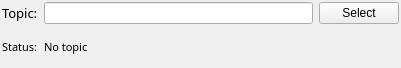
nick-alton/mapviz, file mapviz_plugins/src/attitude_indicator_config.ui: the form before one commit.
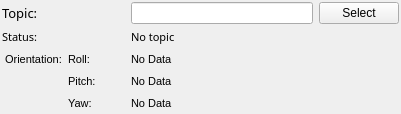
The form after the commit.

Commit message: added a numerical display

```diff
--- a/mapviz_plugins/src/attitude_indicator_config.ui
+++ b/mapviz_plugins/src/attitude_indicator_config.ui
@@ -7,7 +7,7 @@
     <x>0</x>
     <y>0</y>
     <width>401</width>
-    <height>68</height>
+    <height>114</height>
    </rect>
   </property>
   <property name="acceptDrops">
@@ -35,7 +35,20 @@
    <property name="verticalSpacing">
     <number>4</number>
    </property>
-   <item row="4" column="0">
+   <item row="2" column="1">
+    <widget class="QLabel" name="label_3">
+     <property name="font">
+      <font>
+       <family>Sans Serif</family>
+       <pointsize>10</pointsize>
+      </font>
+     </property>
+     <property name="text">
+      <string>Topic:</string>
+     </property>
+    </widget>
+   </item>
+   <item row="4" column="1">
     <widget class="QLabel" name="label_2">
      <property name="font">
       <font>
@@ -48,7 +61,29 @@
      </property>
     </widget>
    </item>
-   <item row="4" column="1" colspan="2">
+   <item row="2" column="6">
+    <widget class="QPushButton" name="selecttopic">
+     <property name="acceptDrops">
+      <bool>false</bool>
+     </property>
+     <property name="text">
+      <string>Select</string>
+     </property>
+    </widget>
+   </item>
+   <item row="10" column="3">
+    <widget class="QLabel" name="pitch">
+     <property name="font">
+      <font>
+       <pointsize>8</pointsize>
+      </font>
+     </property>
+     <property name="text">
+      <string>No Data</string>
+     </property>
+    </widget>
+   </item>
+   <item row="4" column="3" colspan="4">
     <widget class="QLabel" name="status">
      <property name="font">
       <font>
@@ -67,32 +102,81 @@
      </property>
     </widget>
    </item>
-   <item row="2" column="0">
-    <widget class="QLabel" name="label_3">
+   <item row="9" column="1">
+    <widget class="QLabel" name="label">
      <property name="font">
       <font>
-       <family>Sans Serif</family>
-       <pointsize>10</pointsize>
+       <pointsize>8</pointsize>
       </font>
      </property>
      <property name="text">
-      <string>Topic:</string>
+      <string> Orientation:</string>
      </property>
     </widget>
    </item>
-   <item row="2" column="1">
+   <item row="9" column="2">
+    <widget class="QLabel" name="label_4">
+     <property name="font">
+      <font>
+       <pointsize>8</pointsize>
+      </font>
+     </property>
+     <property name="text">
+      <string>Roll:</string>
+     </property>
+    </widget>
+   </item>
+   <item row="10" column="2">
+    <widget class="QLabel" name="label_8">
+     <property name="font">
+      <font>
+       <pointsize>8</pointsize>
+      </font>
+     </property>
+     <property name="text">
+      <string>Pitch:</string>
+     </property>
+    </widget>
+   </item>
+   <item row="9" column="3">
+    <widget class="QLabel" name="roll">
+     <property name="font">
+      <font>
+       <pointsize>8</pointsize>
+      </font>
+     </property>
+     <property name="text">
+      <string>No Data</string>
+     </property>
+    </widget>
+   </item>
+   <item row="11" column="2">
+    <widget class="QLabel" name="label_5">
+     <property name="font">
+      <font>
+       <pointsize>8</pointsize>
+      </font>
+     </property>
+     <property name="text">
+      <string>Yaw:</string>
+     </property>
+    </widget>
+   </item>
+   <item row="11" column="3">
+    <widget class="QLabel" name="yaw">
+     <property name="font">
+      <font>
+       <pointsize>8</pointsize>
+      </font>
+     </property>
+     <property name="text">
+      <string>No Data</string>
+     </property>
+    </widget>
+   </item>
+   <item row="2" column="3" colspan="3">
     <widget class="QLineEdit" name="topic"/>
    </item>
-   <item row="2" column="2">
-    <widget class="QPushButton" name="selecttopic">
-     <property name="acceptDrops">
-      <bool>false</bool>
-     </property>
-     <property name="text">
-      <string>Select</string>
-     </property>
-    </widget>
-   </item>
   </layout>
  </widget>
  <resources/>
```
The commit also changes 2 other files.
